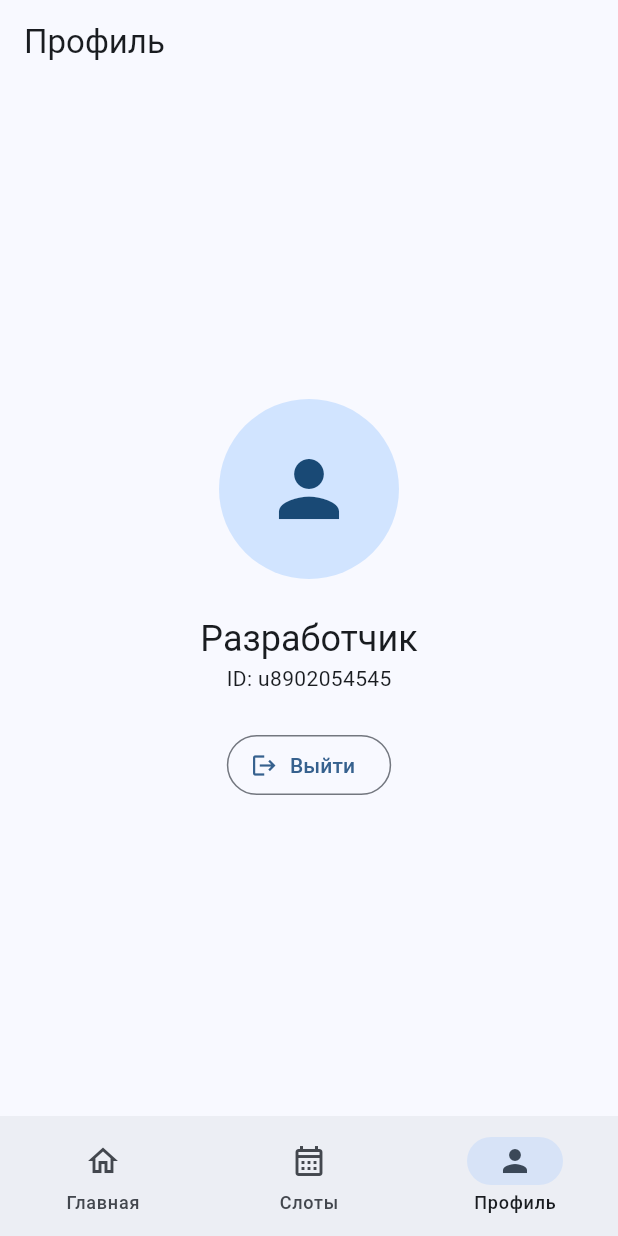
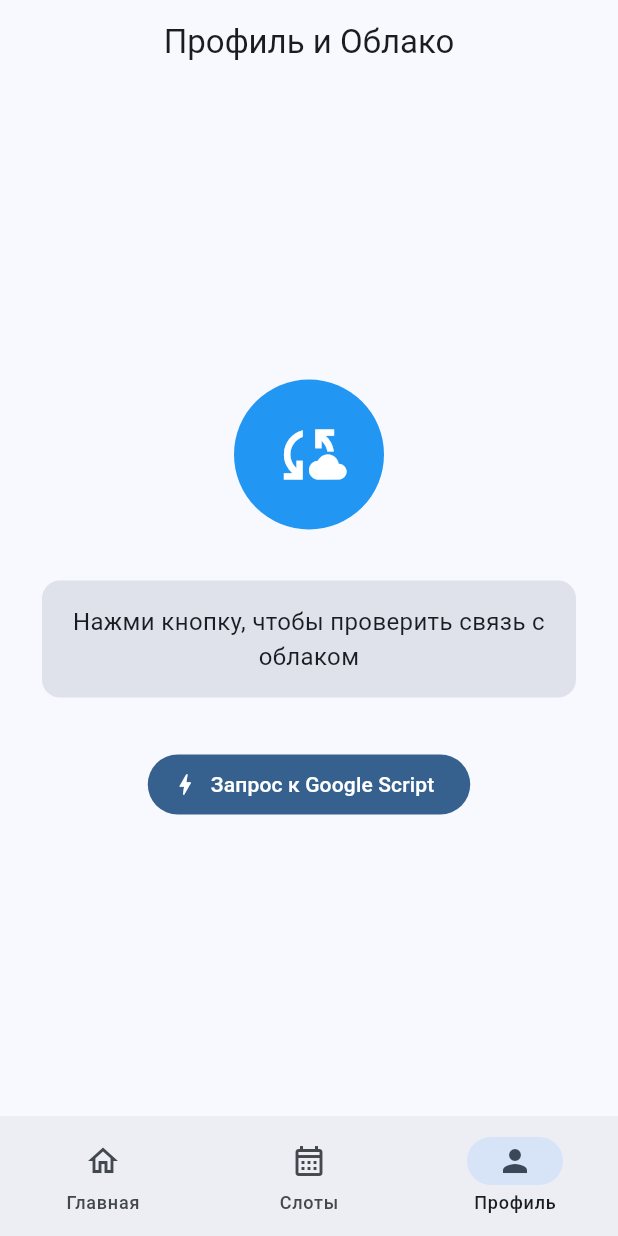
Before and after one commit to u8902054545-design/my_cool_app, a Flutter app: the screen it shows after launch, item 3 of the bottom bar chosen, on a phone screen of 412 x 824 dp. Run offline on Flutter 3.47's test engine with Material 3 defaults, Android fonts, the phone set to English and light mode, and no system bars.

Commit message:
Add http and connect to GAS

```diff
--- a/lib/page_three.dart
+++ b/lib/page_three.dart
@@ -1,30 +1,88 @@
 import 'package:flutter/material.dart';
+import 'package:http/http.dart' as http;
+import 'dart:convert';
 
-class ProfileScreen extends StatelessWidget {
+class ProfileScreen extends StatefulWidget {
   const ProfileScreen({super.key});
+
+  @override
+  State<ProfileScreen> createState() => _ProfileScreenState();
+}
+
+class _ProfileScreenState extends State<ProfileScreen> {
+  String _serverStatus = "Нажми кнопку, чтобы проверить связь с облаком";
+  bool _isLoading = false;
+
+  Future<void> checkGas() async {
+    setState(() {
+      _isLoading = true;
+      _serverStatus = "Связываюсь с Google...";
+    });
+
+    final url = Uri.parse('https://script.google.com/macros/s/AKfycbwVjRunwBecaienHBWf1iCE9p6v38yX0WpkCl9QsDyNK1x-FmIy9vMm7_GhOe4xW-dU/exec');
+
+    try {
+      // Отправляем POST запрос
+      final response = await http.post(
+        url,
+        body: jsonEncode({"user": "u8902054545-design"}),
+      );
+
+      if (response.statusCode == 302) {
+        // GAS часто делает редирект, библиотека http его обработает автоматически в большинстве случаев
+      }
+
+      final data = jsonDecode(response.body);
+      setState(() {
+        _serverStatus = data['message'] ?? "Успешно! Ответ получен.";
+        _isLoading = false;
+      });
+    } catch (e) {
+      setState(() {
+        _serverStatus = "Ошибка связи: $e";
+        _isLoading = false;
+      });
+    }
+  }
 
   @override
   Widget build(BuildContext context) {
     return Scaffold(
-      appBar: AppBar(title: const Text("Профиль")),
+      appBar: AppBar(title: const Text("Профиль и Облако"), centerTitle: true),
       body: Center(
+        child: Padding(
+          padding: const EdgeInsets.all(24.0),
           child: Column(
             mainAxisAlignment: MainAxisAlignment.center,
             children: [
               const CircleAvatar(
-              radius: 60,
-              child: Icon(Icons.person, size: 60),
+                radius: 50,
+                backgroundColor: Colors.blue,
+                child: Icon(Icons.cloud_sync, size: 50, color: Colors.white),
               ),
-            const SizedBox(height: 24),
-            Text("Разработчик", style: Theme.of(context).textTheme.headlineSmall),
-            const Text("ID: u8902054545"),
-            const SizedBox(height: 24),
-            OutlinedButton.icon(
-              onPressed: () {},
-              icon: const Icon(Icons.logout),
-              label: const Text("Выйти")
+              const SizedBox(height: 30),
+              Card(
+                elevation: 0,
+                color: Theme.of(context).colorScheme.surfaceVariant,
+                child: Padding(
+                  padding: const EdgeInsets.all(16.0),
+                  child: Text(
+                    _serverStatus,
+                    textAlign: TextAlign.center,
+                    style: const TextStyle(fontSize: 16),
+                  ),
+                ),
+              ),
+              const SizedBox(height: 30),
+              _isLoading
+                ? const CircularProgressIndicator()
+                : FilledButton.icon(
+                    onPressed: checkGas,
+                    icon: const Icon(Icons.bolt),
+                    label: const Text("Запрос к Google Script"),
                   ),
             ],
+          ),
         ),
       ),
     );
--- a/pubspec.yaml
+++ b/pubspec.yaml
@@ -1,5 +1,5 @@
 name: my_cool_app
-description: My first animated app
+description: A new Flutter project.
 publish_to: 'none'
 version: 1.0.0+1
 
@@ -9,11 +9,13 @@ environment:
 dependencies:
   flutter:
     sdk: flutter
-  cupertino_icons: ^1.0.2
+  cupertino_icons: ^1.0.6
+  http: ^1.2.0
 
 dev_dependencies:
   flutter_test:
     sdk: flutter
+  flutter_lints: ^3.0.0
 
 flutter:
   uses-material-design: true
```
Lines whose indentation alone changed are shown as unchanged.
